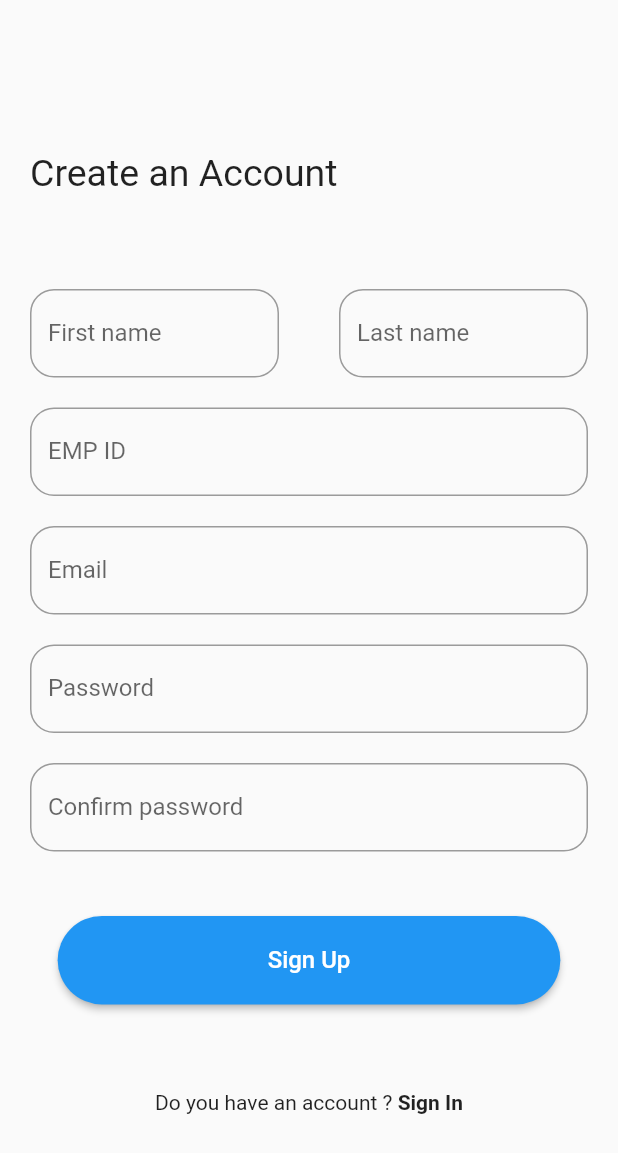
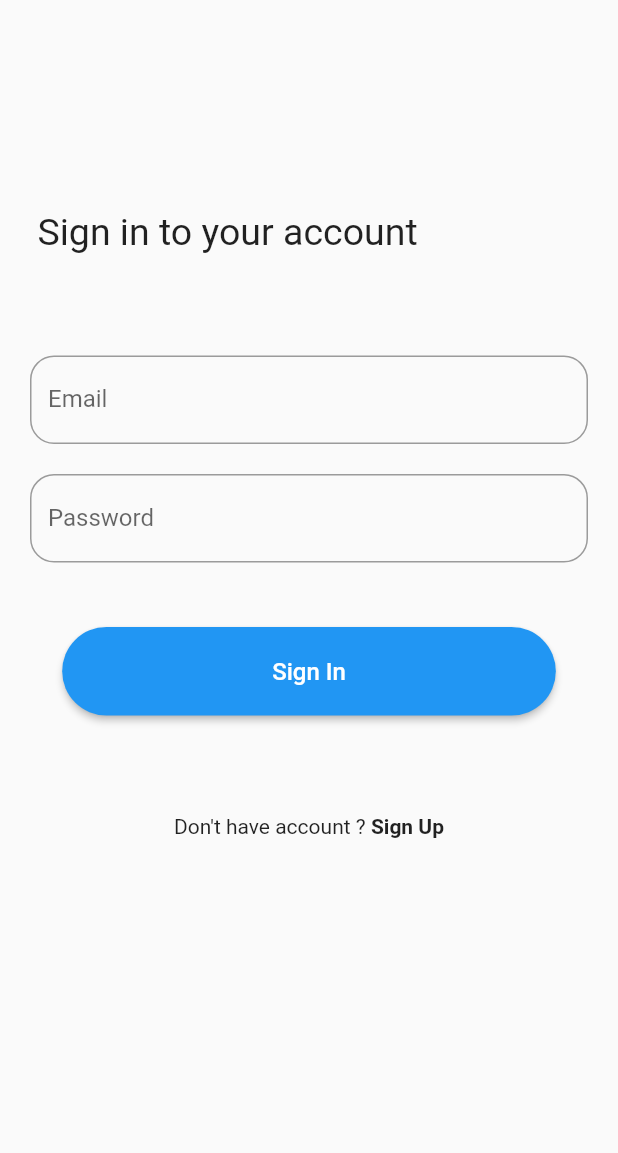
Before and after one commit to vishnu303/POC-Elixr, a Flutter app: the screen it shows after launch, after a tap on "Sign In", on a phone screen of 412 x 824 dp. Shown: the top 1153 px of the screen. Run offline on Flutter 3.47's test engine with Material 2 defaults, Android fonts, the phone set to English and light mode, and no system bars.

Commit message:
sign in ui

```diff
--- /dev/null
+++ b/lib/screens/sign_in_page.dart
@@ -0,0 +1,112 @@
+import 'package:flutter/material.dart';
+import 'package:elixr_poc/screens/sign_up_page.dart';
+import 'package:elixr_poc/widgets/custom_elevated_button.dart';
+import 'package:elixr_poc/widgets/custom_text.dart';
+import 'package:elixr_poc/widgets/custom_textformfield.dart';
+
+class SignInPage extends StatefulWidget {
+  const SignInPage({super.key});
+
+  @override
+  State<SignInPage> createState() => _SignInPageState();
+}
+
+class _SignInPageState extends State<SignInPage> {
+  final GlobalKey<FormState> formKey = GlobalKey<FormState>();
+  final TextEditingController _emailController = TextEditingController();
+  final TextEditingController _passwordController = TextEditingController();
+  @override
+  Widget build(BuildContext context) {
+    var sHeight = MediaQuery.of(context).size.height;
+    var sWidth = MediaQuery.of(context).size.height;
+    return Scaffold(
+      resizeToAvoidBottomInset: false,
+      body: SingleChildScrollView(
+        child: SizedBox(
+          height: sHeight,
+          width: sWidth,
+          child: Form(
+              key: formKey,
+              child: Column(
+                mainAxisAlignment: MainAxisAlignment.center,
+                crossAxisAlignment: CrossAxisAlignment.center,
+                children: [
+                  const Align(
+                    alignment: Alignment.topLeft,
+                    child: Padding(
+                        padding: EdgeInsets.all(25),
+                        child: CustomText(
+                          text: 'Sign in to your account',
+                          fontSize: 25,
+                        )),
+                  ),
+                  SizedBox(
+                    height: sHeight * 0.04,
+                  ),
+                  CustomTextFormField(
+                    validator: (value) {
+                      if (value!.isEmpty ||
+                          !RegExp(r"^([a-zA-Z0-9_\-\.]+)@([a-zA-Z0-9_\-\.]+)\.([a-zA-Z]{2,5})$")
+                              .hasMatch(value)) {
+                        return 'Please enter a valid email';
+                      }
+                      return null;
+                    },
+                    controller: _emailController,
+                    labelText: 'Email',
+                    obscureText: false,
+                    textInputAction: TextInputAction.next,
+                  ),
+                  CustomTextFormField(
+                    validator: (value) {
+                      if (value!.isEmpty) {
+                        return 'Please enter the password';
+                      } else if (value.length < 8) {
+                        return "Password must be atleast 8 characters long";
+                      }
+                      return null;
+                    },
+                    controller: _passwordController,
+                    labelText: 'Password',
+                    obscureText: true,
+                    textInputAction: TextInputAction.done,
+                  ),
+                  SizedBox(
+                    height: sHeight * 0.04,
+                  ),
+                  CustomElevatedButton(
+                      onPressed: () {},
+                      child: const Text(
+                        'Sign In',
+                        style: TextStyle(fontSize: 16),
+                      )),
+                  SizedBox(
+                    height: sHeight * 0.08,
+                  ),
+                  Padding(
+                    padding: const EdgeInsets.only(bottom: 150),
+                    child: Row(
+                      mainAxisAlignment: MainAxisAlignment.center,
+                      children: [
+                        const Text("Don't have account ? "),
+                        GestureDetector(
+                          onTap: () {
+                            Navigator.of(context).pushReplacement(
+                                MaterialPageRoute(
+                                    builder: (context) => const SignUpPage()));
+                          },
+                          child: const Text(
+                            'Sign Up',
+                            style: TextStyle(fontWeight: FontWeight.bold),
+                          ),
+                        )
+                      ],
+                    ),
+                  )
+                ],
+              )),
+        ),
+      ),
+    );
+  }
+}
--- a/lib/screens/sign_up_page.dart
+++ b/lib/screens/sign_up_page.dart
@@ -1,3 +1,4 @@
+import 'package:elixr_poc/screens/sign_in_page.dart';
 import 'package:flutter/material.dart';
 
 import 'package:elixr_poc/widgets/custom_elevated_button.dart';
@@ -159,7 +160,10 @@ class _SignUpPageState extends State<SignUpPage> {
                   const CustomText(
                       text: "Do you have an account ? ", fontSize: 14),
                   GestureDetector(
-                    onTap: () {},
+                    onTap: () {
+                      Navigator.of(context).pushReplacement(MaterialPageRoute(
+                          builder: (context) => const SignInPage()));
+                    },
                     child: const CustomText(
                       text: 'Sign In',
                       fontSize: 14,
```
